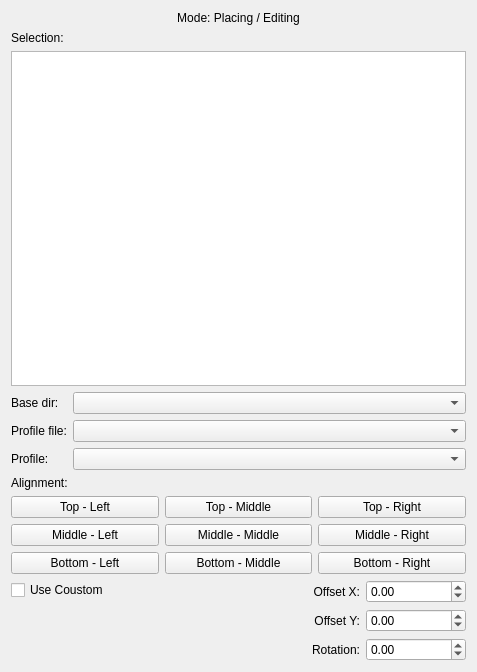
This is freecad/FramesAndNodes/resources/panels/TaskFramesAndKnotsProfilePlacer.ui in Creymore/FramesAndNodes as Qt 5 draws it before an edit. The edited form follows.
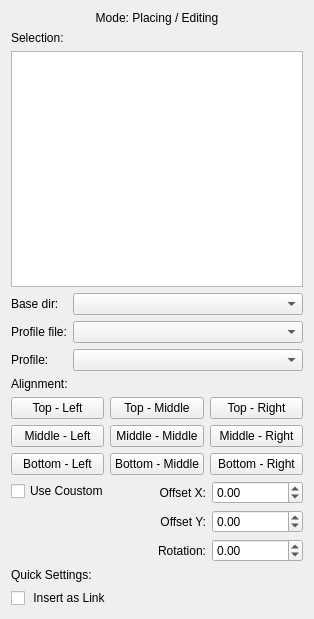
This is the edited form.

Commit message: Rework of FindallMateches Added a test, Work on Orient Knots, Bug fixes in UI

The edit to the form file:
```diff
--- a/freecad/FramesAndNodes/resources/panels/TaskFramesAndKnotsProfilePlacer.ui
+++ b/freecad/FramesAndNodes/resources/panels/TaskFramesAndKnotsProfilePlacer.ui
@@ -6,154 +6,39 @@
    <rect>
     <x>0</x>
     <y>0</y>
-    <width>477</width>
-    <height>672</height>
+    <width>314</width>
+    <height>619</height>
    </rect>
   </property>
   <property name="windowTitle">
    <string>Frame Member Place And Edit</string>
   </property>
-  <layout class="QVBoxLayout" name="verticalLayout_7">
-   <item>
     <layout class="QGridLayout" name="gridLayout_3">
-     <item row="1" column="0">
-      <layout class="QGridLayout" name="gridLayout_2">
-       <item row="3" column="0">
-        <layout class="QFormLayout" name="formLayout">
          <item row="0" column="0">
-          <widget class="QCheckBox" name="checkBox">
+    <widget class="QLabel" name="EditMode">
            <property name="text">
-            <string>Use Coustom</string>
-           </property>
-          </widget>
-         </item>
-         <item row="0" column="1">
-          <layout class="QHBoxLayout" name="horizontalLayout">
-           <item>
-            <layout class="QVBoxLayout" name="verticalLayout_5">
-             <item>
-              <widget class="QLabel" name="label_5">
-               <property name="layoutDirection">
-                <enum>Qt::LayoutDirection::LeftToRight</enum>
-               </property>
-               <property name="text">
-                <string>Offset X:</string>
-               </property>
+      <string>Mode: Placing / Editing</string>
+     </property>
                <property name="alignment">
-                <set>Qt::AlignmentFlag::AlignRight|Qt::AlignmentFlag::AlignTrailing|Qt::AlignmentFlag::AlignVCenter</set>
-               </property>
-              </widget>
-             </item>
-             <item>
-              <widget class="QLabel" name="label_6">
-               <property name="text">
-                <string>Offset Y:</string>
-               </property>
-               <property name="alignment">
-                <set>Qt::AlignmentFlag::AlignRight|Qt::AlignmentFlag::AlignTrailing|Qt::AlignmentFlag::AlignVCenter</set>
-               </property>
-              </widget>
-             </item>
-            </layout>
-           </item>
-           <item>
-            <layout class="QVBoxLayout" name="verticalLayout_6">
-             <item>
-              <widget class="QDoubleSpinBox" name="OffsetX">
-               <property name="maximumSize">
-                <size>
-                 <width>100</width>
-                 <height>16777215</height>
-                </size>
-               </property>
-               <property name="wrapping">
-                <bool>false</bool>
-               </property>
-               <property name="readOnly">
-                <bool>false</bool>
-               </property>
-               <property name="buttonSymbols">
-                <enum>QAbstractSpinBox::ButtonSymbols::UpDownArrows</enum>
-               </property>
-               <property name="showGroupSeparator" stdset="0">
-                <bool>false</bool>
-               </property>
-               <property name="decimals">
-                <number>2</number>
-               </property>
-               <property name="minimum">
-                <double>-5000.000000000000000</double>
-               </property>
-               <property name="maximum">
-                <double>5000.000000000000000</double>
-               </property>
-               <property name="stepType">
-                <enum>QAbstractSpinBox::StepType::DefaultStepType</enum>
-               </property>
-               <property name="value">
-                <double>0.000000000000000</double>
-               </property>
-              </widget>
-             </item>
-             <item>
-              <widget class="QDoubleSpinBox" name="OffsetY">
-               <property name="maximumSize">
-                <size>
-                 <width>100</width>
-                 <height>16777215</height>
-                </size>
-               </property>
-               <property name="minimum">
-                <double>-5000.000000000000000</double>
-               </property>
-               <property name="maximum">
-                <double>5000.000000000000000</double>
-               </property>
-              </widget>
-             </item>
-            </layout>
-           </item>
-          </layout>
-         </item>
-        </layout>
-       </item>
-       <item row="4" column="0">
-        <layout class="QHBoxLayout" name="horizontalLayout_2">
-         <item>
-          <widget class="QLabel" name="label_7">
-           <property name="toolTip">
-            <string>&lt;html&gt;&lt;head/&gt;&lt;body&gt;&lt;p&gt;Rotion about the Z&lt;/p&gt;&lt;/body&gt;&lt;/html&gt;</string>
-           </property>
-           <property name="text">
-            <string>Rotation:</string>
-           </property>
-           <property name="alignment">
-            <set>Qt::AlignmentFlag::AlignRight|Qt::AlignmentFlag::AlignTrailing|Qt::AlignmentFlag::AlignVCenter</set>
-           </property>
-          </widget>
-         </item>
-         <item>
-          <widget class="QDoubleSpinBox" name="RotationAngle">
-           <property name="maximumSize">
-            <size>
-             <width>100</width>
-             <height>16777215</height>
-            </size>
-           </property>
-           <property name="toolTip">
-            <string>&lt;html&gt;&lt;head/&gt;&lt;body&gt;&lt;p&gt;Rotion about the Z&lt;/p&gt;&lt;/body&gt;&lt;/html&gt;</string>
-           </property>
-           <property name="minimum">
-            <double>-5000.000000000000000</double>
-           </property>
-           <property name="maximum">
-            <double>5000.000000000000000</double>
-           </property>
-          </widget>
-         </item>
-        </layout>
+      <set>Qt::AlignmentFlag::AlignCenter</set>
+     </property>
+    </widget>
        </item>
        <item row="1" column="0">
+    <layout class="QVBoxLayout" name="verticalLayout_4">
+     <item>
+      <widget class="QLabel" name="label">
+       <property name="text">
+        <string>Selection:</string>
+       </property>
+      </widget>
+     </item>
+     <item>
+      <widget class="QListView" name="listView"/>
+     </item>
+    </layout>
+   </item>
+   <item row="2" column="0">
         <layout class="QFormLayout" name="formLayout_2">
          <item row="0" column="0">
           <layout class="QVBoxLayout" name="verticalLayout_2">
@@ -195,21 +80,7 @@
          </item>
         </layout>
        </item>
-       <item row="0" column="0">
-        <layout class="QVBoxLayout" name="verticalLayout_4">
-         <item>
-          <widget class="QLabel" name="label">
-           <property name="text">
-            <string>Selection:</string>
-           </property>
-          </widget>
-         </item>
-         <item>
-          <widget class="QListView" name="listView"/>
-         </item>
-        </layout>
-       </item>
-       <item row="2" column="0">
+   <item row="3" column="0">
         <layout class="QVBoxLayout" name="verticalLayout_3">
          <item>
           <widget class="QLabel" name="label_4">
@@ -287,15 +158,142 @@
          </item>
         </layout>
        </item>
-      </layout>
+   <item row="4" column="0">
+    <layout class="QFormLayout" name="formLayout">
+     <item row="0" column="0">
+      <widget class="QCheckBox" name="checkBox">
+       <property name="text">
+        <string>Use Coustom</string>
+       </property>
+      </widget>
      </item>
+     <item row="0" column="1">
+      <layout class="QGridLayout" name="gridLayout_2">
      <item row="0" column="0">
-      <widget class="QLabel" name="EditMode">
+        <widget class="QLabel" name="label_5">
+         <property name="layoutDirection">
+          <enum>Qt::LayoutDirection::LeftToRight</enum>
+         </property>
        <property name="text">
-        <string>Mode: Placing / Editing</string>
+          <string>Offset X:</string>
        </property>
        <property name="alignment">
-        <set>Qt::AlignmentFlag::AlignCenter</set>
+          <set>Qt::AlignmentFlag::AlignRight|Qt::AlignmentFlag::AlignTrailing|Qt::AlignmentFlag::AlignVCenter</set>
+         </property>
+        </widget>
+       </item>
+       <item row="0" column="1">
+        <widget class="QDoubleSpinBox" name="OffsetX">
+         <property name="maximumSize">
+          <size>
+           <width>100</width>
+           <height>16777215</height>
+          </size>
+         </property>
+         <property name="wrapping">
+          <bool>false</bool>
+         </property>
+         <property name="readOnly">
+          <bool>false</bool>
+         </property>
+         <property name="buttonSymbols">
+          <enum>QAbstractSpinBox::ButtonSymbols::UpDownArrows</enum>
+         </property>
+         <property name="showGroupSeparator" stdset="0">
+          <bool>false</bool>
+         </property>
+         <property name="decimals">
+          <number>2</number>
+         </property>
+         <property name="minimum">
+          <double>-5000.000000000000000</double>
+         </property>
+         <property name="maximum">
+          <double>5000.000000000000000</double>
+         </property>
+         <property name="stepType">
+          <enum>QAbstractSpinBox::StepType::DefaultStepType</enum>
+         </property>
+         <property name="value">
+          <double>0.000000000000000</double>
+         </property>
+        </widget>
+       </item>
+       <item row="1" column="0">
+        <widget class="QLabel" name="label_6">
+         <property name="text">
+          <string>Offset Y:</string>
+         </property>
+         <property name="alignment">
+          <set>Qt::AlignmentFlag::AlignRight|Qt::AlignmentFlag::AlignTrailing|Qt::AlignmentFlag::AlignVCenter</set>
+         </property>
+        </widget>
+       </item>
+       <item row="1" column="1">
+        <widget class="QDoubleSpinBox" name="OffsetY">
+         <property name="maximumSize">
+          <size>
+           <width>100</width>
+           <height>16777215</height>
+          </size>
+         </property>
+         <property name="minimum">
+          <double>-5000.000000000000000</double>
+         </property>
+         <property name="maximum">
+          <double>5000.000000000000000</double>
+         </property>
+        </widget>
+       </item>
+       <item row="2" column="0">
+        <widget class="QLabel" name="label_7">
+         <property name="toolTip">
+          <string>&lt;html&gt;&lt;head/&gt;&lt;body&gt;&lt;p&gt;Rotion about the Z&lt;/p&gt;&lt;/body&gt;&lt;/html&gt;</string>
+         </property>
+         <property name="text">
+          <string>Rotation:</string>
+         </property>
+         <property name="alignment">
+          <set>Qt::AlignmentFlag::AlignRight|Qt::AlignmentFlag::AlignTrailing|Qt::AlignmentFlag::AlignVCenter</set>
+         </property>
+        </widget>
+       </item>
+       <item row="2" column="1">
+        <widget class="QDoubleSpinBox" name="RotationAngle">
+         <property name="maximumSize">
+          <size>
+           <width>100</width>
+           <height>16777215</height>
+          </size>
+         </property>
+         <property name="toolTip">
+          <string>&lt;html&gt;&lt;head/&gt;&lt;body&gt;&lt;p&gt;Rotion about the Z&lt;/p&gt;&lt;/body&gt;&lt;/html&gt;</string>
+         </property>
+         <property name="minimum">
+          <double>-5000.000000000000000</double>
+         </property>
+         <property name="maximum">
+          <double>5000.000000000000000</double>
+         </property>
+        </widget>
+       </item>
+      </layout>
+     </item>
+    </layout>
+   </item>
+   <item row="5" column="0">
+    <layout class="QGridLayout" name="gridLayout_4">
+     <item row="0" column="0">
+      <widget class="QLabel" name="label_9">
+       <property name="text">
+        <string>Quick Settings:</string>
+       </property>
+      </widget>
+     </item>
+     <item row="1" column="0">
+      <widget class="QCheckBox" name="AsLink">
+       <property name="text">
+        <string> Insert as Link</string>
        </property>
       </widget>
      </item>
```
Lines whose indentation alone changed are shown as unchanged. The commit also changes 26 other files.
